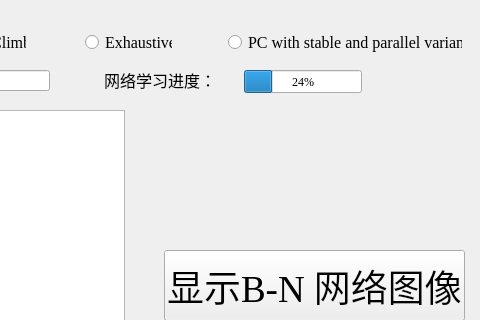
Old version of the form dataprocessing.ui in the repository markencoder/bayesianlab; both pictures show x 286 to 766 and y 0 to 320 of the 766 by 609 pixel window.
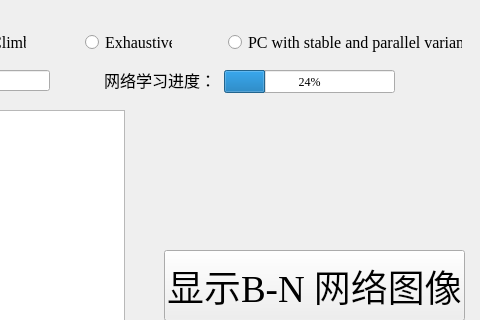
New version of the form.

Diff of the .ui file:
```diff
--- a/dataprocessing.ui
+++ b/dataprocessing.ui
@@ -215,9 +215,9 @@
    <widget class="QProgressBar" name="progressBar">
     <property name="geometry">
      <rect>
-      <x>530</x>
+      <x>510</x>
       <y>70</y>
-      <width>118</width>
+      <width>171</width>
       <height>23</height>
      </rect>
     </property>
```
